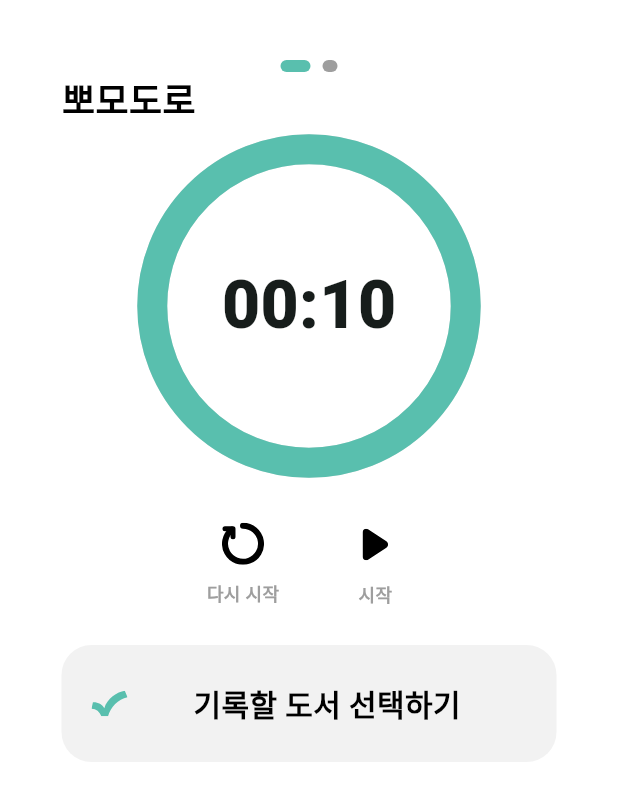
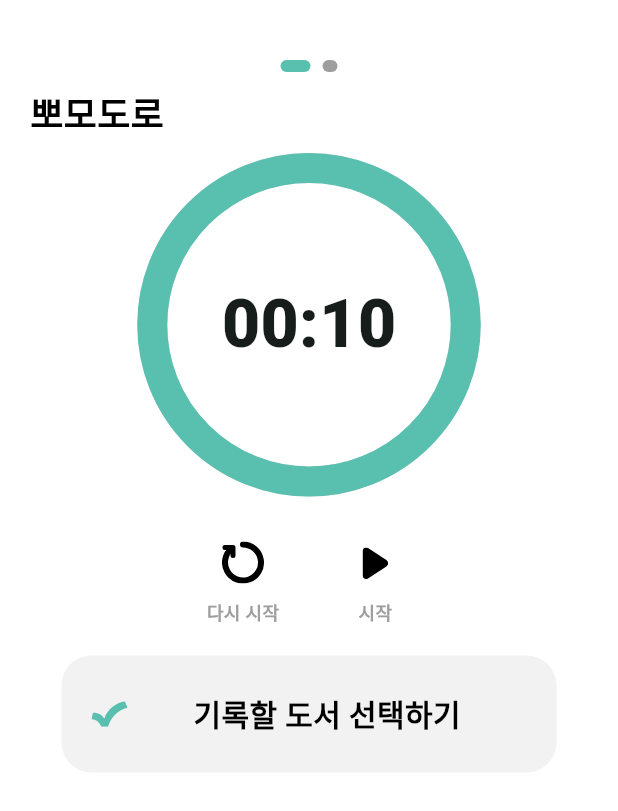
Before and after one commit to mamemomif/Chack, a Flutter app: the TimerScreen screen opened directly with empty values, on a phone screen of 412 x 824 dp. Shown: the top 811 px of the screen. Run offline on Flutter 3.47's test engine with Material 3 defaults, Android fonts, the phone set to English and light mode, and no system bars; drawn by our look-alikes of percent_indicator; our stand-ins replace cloud_firestore, device_info_plus, firebase_auth, firebase_core, firebase_storage, flutter_dotenv and 8 more; accounts and stored records are empty; Roboto replaces fonts that are missing (SUITE).

```diff
--- a/lib/components/timer/timer_pomodoro.dart
+++ b/lib/components/timer/timer_pomodoro.dart
@@ -95,7 +95,7 @@ class _PomodoroPageState extends State<PomodoroPage> {
               onPressed: () {
                 Navigator.pop(context);
                 if (selectedBook != null && widget.timerService.isPomodoro) {
-                  _updateReadingTime(); // 초기화 전 현재까지의 시간 저장
+                  _updateReadingTime();
                 }
                 setState(() {
                   widget.timerService.reset();
@@ -199,14 +199,15 @@ class _PomodoroPageState extends State<PomodoroPage> {
 
   @override
   Widget build(BuildContext context) {
-    final double screenWidth = MediaQuery.of(context).size.width;
-    return Column(
+    return Scaffold(
+      resizeToAvoidBottomInset: true,
+      body: SafeArea(
+        child: SingleChildScrollView(
+          child: Column(
             mainAxisAlignment: MainAxisAlignment.spaceBetween,
             children: [
-        Align(
-          alignment: Alignment.topLeft,
-          child: Padding(
-            padding: EdgeInsets.symmetric(horizontal: screenWidth * 0.1, vertical: 1),
+              Padding(
+                padding: const EdgeInsets.symmetric(horizontal: 20, vertical: 10),
                 child: Row(
                   mainAxisAlignment: MainAxisAlignment.spaceBetween,
                   children: [
@@ -222,9 +223,7 @@ class _PomodoroPageState extends State<PomodoroPage> {
                   ],
                 ),
               ),
-        ),
-        Expanded(
-          child: Column(
+              Column(
                 mainAxisAlignment: MainAxisAlignment.center,
                 children: [
                   Stack(
@@ -315,7 +314,6 @@ class _PomodoroPageState extends State<PomodoroPage> {
                   ),
                 ],
               ),
-        ),
               Padding(
                 padding: const EdgeInsets.symmetric(vertical: 20),
                 child: BookSelectionWidget(
@@ -326,6 +324,9 @@ class _PomodoroPageState extends State<PomodoroPage> {
                 ),
               ),
             ],
+          ),
+        ),
+      ),
     );
   }
 }
--- a/lib/screens/timer_screen.dart
+++ b/lib/screens/timer_screen.dart
@@ -2,7 +2,7 @@ import 'package:flutter/material.dart';
 import '../services/pomodoro_service.dart';
 import '../services/stopwatch_service.dart';
 import '../components/timer/timer_pomodoro.dart';
-import '../components/timer/timer_stopwatch.dart'; // StopwatchPage import 추가
+import '../components/timer/timer_stopwatch.dart';
 import '../components/timer/timer_page_indicator.dart';
 
 class TimerScreen extends StatefulWidget {
@@ -41,12 +41,15 @@ class _TimerScreenState extends State<TimerScreen> {
 
   @override
   Widget build(BuildContext context) {
-    return Column(
+    return Scaffold(
+      resizeToAvoidBottomInset: true, // 키보드가 올라올 때 레이아웃 조정
+      body: Column(
         children: [
           const SizedBox(height: 40),
+          // 페이지 인디케이터
           PageIndicator(currentPageIndex: _currentPageIndex),
-        SizedBox(
-          height: 480,
+          // 페이지 뷰 영역 (확장 가능)
+          Expanded(
             child: PageView(
               controller: _pageController,
               onPageChanged: (index) => setState(() => _currentPageIndex = index),
@@ -64,6 +67,7 @@ class _TimerScreenState extends State<TimerScreen> {
           ),
           const SizedBox(height: 20),
         ],
+      ),
     );
   }
 }
```
Lines whose indentation alone changed are shown as unchanged.
